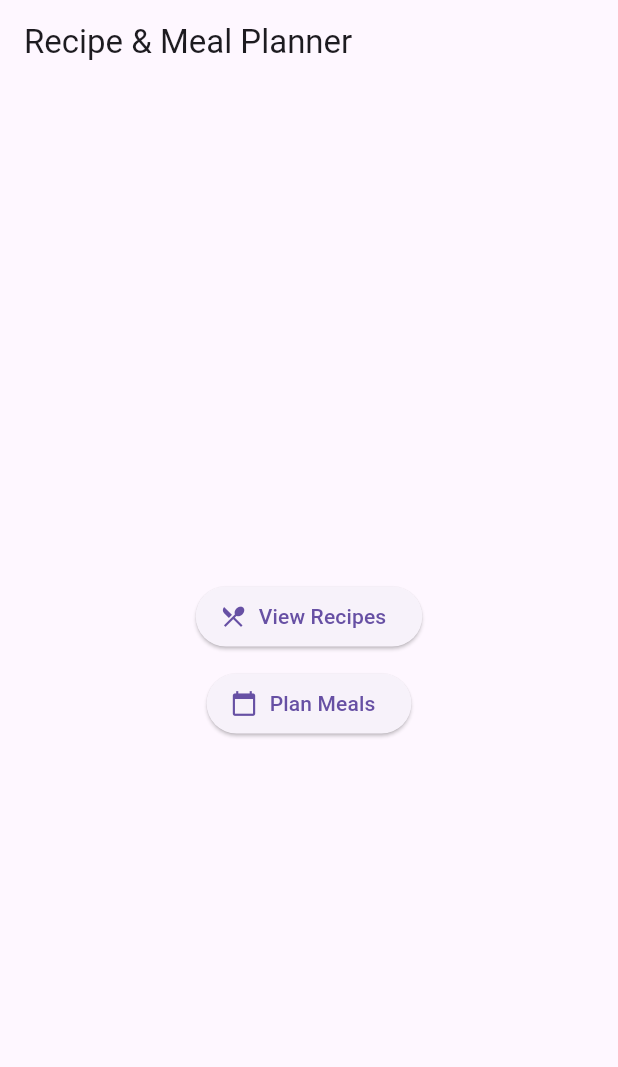
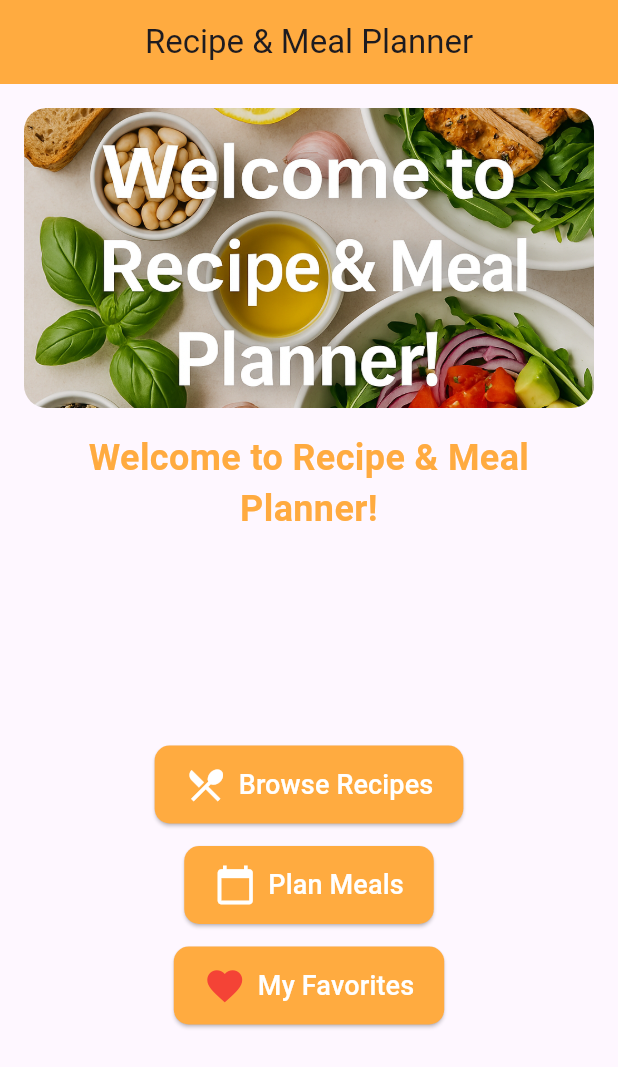
Before and after one commit to sricharan8462/MealandRecipePlanner, a Flutter app: the screen it shows after launch, on a phone screen of 412 x 824 dp. Shown: the top 1067 px of the screen. Run offline on Flutter 3.47's test engine with Material 3 defaults, Android fonts, the light colour scheme and no system bars.

Commit message:
Final Home Screen Touch-ups

```diff
--- a/lib/main.dart
+++ b/lib/main.dart
@@ -2,6 +2,7 @@
 import 'screens/home_screen.dart';
 import 'screens/recipe_list_screen.dart';
 import 'screens/meal_planner_screen.dart';
+import 'screens/favorites_screen.dart';
 
 void main() {
   runApp(MyApp());
@@ -18,6 +19,7 @@
         '/': (context) => HomeScreen(),
         '/recipes': (context) => RecipeListScreen(),
         '/meal-planner': (context) => MealPlannerScreen(),
+        '/favorites': (context) => FavoritesScreen(), // Add this route
       },
     );
   }
--- /dev/null
+++ b/lib/screens/favorites_screen.dart
@@ -0,0 +1,17 @@
+import 'package:flutter/material.dart';
+
+class FavoritesScreen extends StatelessWidget {
+  @override
+  Widget build(BuildContext context) {
+    return Scaffold(
+      appBar: AppBar(title: Text('My Favorite Recipes')),
+      body: Center(
+        child: Text(
+          "You haven't saved any favorites yet!",
+          style: TextStyle(fontSize: 18, fontWeight: FontWeight.bold),
+          textAlign: TextAlign.center,
+        ),
+      ),
+    );
+  }
+}
--- a/lib/screens/home_screen.dart
+++ b/lib/screens/home_screen.dart
@@ -4,25 +4,112 @@ class HomeScreen extends StatelessWidget {
   @override
   Widget build(BuildContext context) {
     return Scaffold(
-      appBar: AppBar(title: Text('Recipe & Meal Planner')),
-      body: Center(
+      appBar: AppBar(
+        title: Text('Recipe & Meal Planner'),
+        centerTitle: true,
+        backgroundColor: Colors.orangeAccent,
+      ),
+      body: Column(
+        children: [
+          // Image banner
+          Padding(
+            padding: EdgeInsets.all(16.0),
+            child: ClipRRect(
+              borderRadius: BorderRadius.circular(15.0),
+              child: Image.asset(
+                'assets/home_banner.png', // Ensure this image is added in assets/
+                width: double.infinity,
+                fit: BoxFit.cover,
+                height: 200,
+              ),
+            ),
+          ),
+
+          // Welcome Text
+          Padding(
+            padding: EdgeInsets.symmetric(horizontal: 16.0),
+            child: Text(
+              "Welcome to Recipe & Meal Planner!",
+              style: TextStyle(
+                fontSize: 24,
+                fontWeight: FontWeight.bold,
+                color: Colors.orangeAccent,
+              ),
+              textAlign: TextAlign.center,
+            ),
+          ),
+
+          SizedBox(height: 20),
+
+          // Buttons wrapped in expanded layout
+          Expanded(
             child: Column(
               mainAxisAlignment: MainAxisAlignment.center,
               children: [
+                // View Recipes Button
                 ElevatedButton.icon(
                   onPressed: () => Navigator.pushNamed(context, '/recipes'),
-              icon: Icon(Icons.restaurant_menu),
-              label: Text('View Recipes'),
+                  icon: Icon(Icons.restaurant_menu, size: 28),
+                  label: Text(
+                    'Browse Recipes',
+                    style: TextStyle(fontSize: 18),
                   ),
-            SizedBox(height: 10),
+                  style: ElevatedButton.styleFrom(
+                    padding: EdgeInsets.symmetric(vertical: 12, horizontal: 20),
+                    backgroundColor: Colors.orangeAccent,
+                    foregroundColor: Colors.white,
+                    shape: RoundedRectangleBorder(
+                      borderRadius: BorderRadius.circular(10),
+                    ),
+                  ),
+                ),
+
+                SizedBox(height: 15),
+
+                // Plan Meals Button
                 ElevatedButton.icon(
                   onPressed: () => Navigator.pushNamed(context, '/meal-planner'),
-              icon: Icon(Icons.calendar_today),
-              label: Text('Plan Meals'),
+                  icon: Icon(Icons.calendar_today, size: 28),
+                  label: Text(
+                    'Plan Meals',
+                    style: TextStyle(fontSize: 18),
+                  ),
+                  style: ElevatedButton.styleFrom(
+                    padding: EdgeInsets.symmetric(vertical: 12, horizontal: 20),
+                    backgroundColor: Colors.orangeAccent,
+                    foregroundColor: Colors.white,
+                    shape: RoundedRectangleBorder(
+                      borderRadius: BorderRadius.circular(10),
+                    ),
+                  ),
+                ),
+
+                SizedBox(height: 15),
+
+                // Favorites Button
+                ElevatedButton.icon(
+                  onPressed: () => Navigator.pushNamed(context, '/favorites'),
+                  icon: Icon(Icons.favorite, size: 28, color: Colors.red),
+                  label: Text(
+                    'My Favorites',
+                    style: TextStyle(fontSize: 18),
+                  ),
+                  style: ElevatedButton.styleFrom(
+                    padding: EdgeInsets.symmetric(vertical: 12, horizontal: 20),
+                    backgroundColor: Colors.orangeAccent,
+                    foregroundColor: Colors.white,
+                    shape: RoundedRectangleBorder(
+                      borderRadius: BorderRadius.circular(10),
+                    ),
+                  ),
                 ),
               ],
             ),
           ),
+
+          SizedBox(height: 20),
+        ],
+      ),
     );
   }
 }
--- a/pubspec.yaml
+++ b/pubspec.yaml
@@ -56,6 +56,8 @@ flutter:
   # included with your application, so that you can use the icons in
   # the material Icons class.
   uses-material-design: true
+  assets:
+    - assets/home_banner.png
 
   # To add assets to your application, add an assets section, like this:
   # assets:
```
Also changed, not shown: assets/home_banner.png (added). Lines whose indentation alone changed are shown as unchanged.
